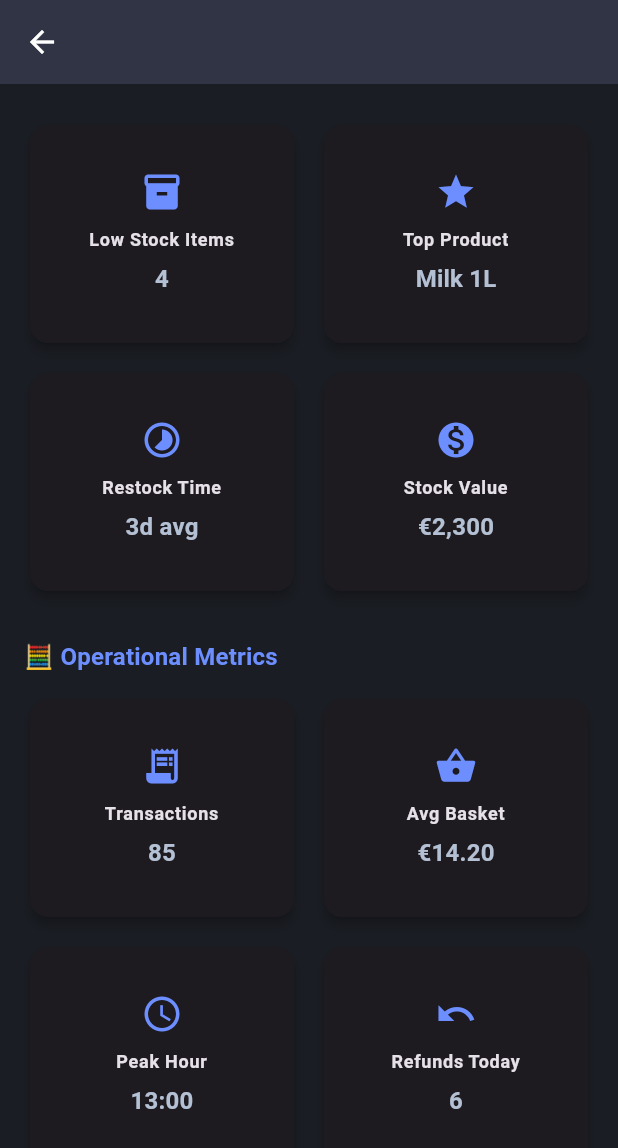
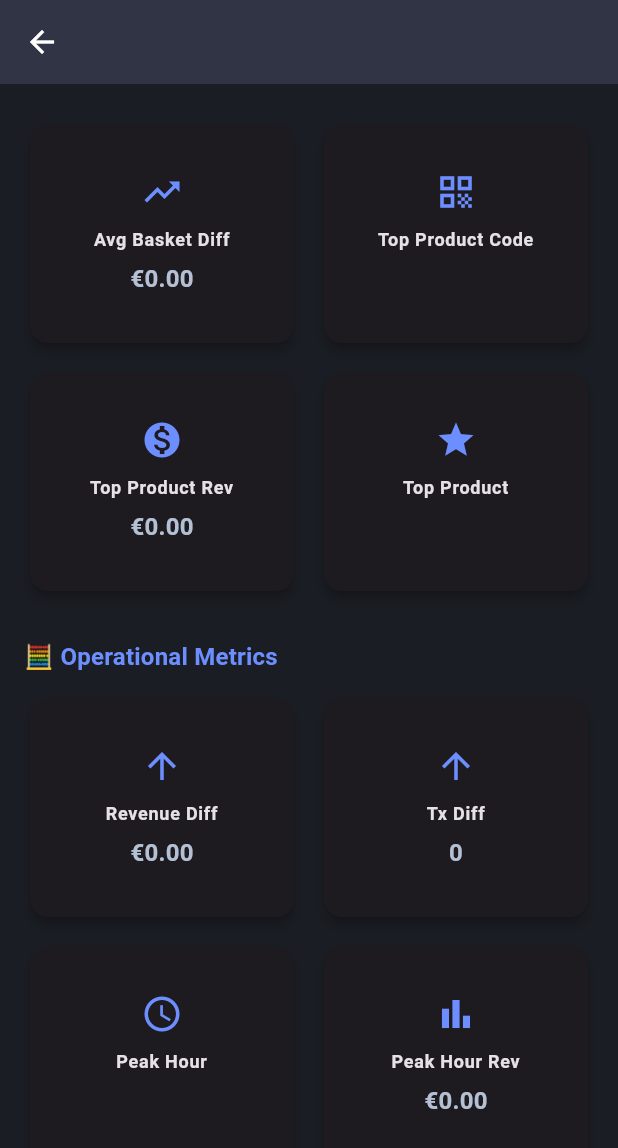
Before and after one commit to festimii/mobile, a Flutter app: the StoreDetailScreen screen opened directly with empty values, scrolled down 794 dp, on a phone screen of 412 x 824 dp. Shown: the top 1148 px of the screen. Run offline on Flutter 3.47's test engine with Material 3 defaults, Android fonts, the phone set to English and light mode, and no system bars; our stand-ins replace fl_chart, flutter_secure_storage, qr_flutter, shared_preferences; accounts and stored records are empty.

Commit message:
Populate store metrics from KPI endpoint

```diff
--- a/crm_retail_app/lib/features/dashboard/store_detail_screen.dart
+++ b/crm_retail_app/lib/features/dashboard/store_detail_screen.dart
@@ -2,60 +2,79 @@ import 'package:flutter/material.dart';
 import '../../models/dashboard_models.dart';
 
 class StoreDetailScreen extends StatelessWidget {
-  final StoreSales sales;
+  final StoreKpiMetrics metrics;
 
-  const StoreDetailScreen({super.key, required this.sales});
+  const StoreDetailScreen({super.key, required this.metrics});
 
   @override
   Widget build(BuildContext context) {
     final theme = Theme.of(context);
 
     final List<StoreKpi> salesKpis = [
+      StoreKpi('Revenue Today', '€${metrics.revenueToday.toStringAsFixed(2)}',
+          Icons.today),
+      StoreKpi('Revenue PY', '€${metrics.revenuePy.toStringAsFixed(2)}',
+          Icons.calendar_today),
       StoreKpi(
-        'Last Year',
-        '€${sales.lastYear.toStringAsFixed(2)}',
-        Icons.calendar_today,
+        'Revenue %',
+        '${metrics.revenuePct.toStringAsFixed(1)}%',
+        metrics.revenuePct >= 0
+            ? Icons.arrow_upward
+            : metrics.revenuePct < 0
+                ? Icons.arrow_downward
+                : Icons.remove,
       ),
-      StoreKpi(
-        'This Year',
-        '€${sales.thisYear.toStringAsFixed(2)}',
-        Icons.today,
-      ),
-      StoreKpi(
-        'Change',
-        '${sales.percentChange.toStringAsFixed(1)}%',
-        sales.percentChange > 0
-            ? Icons.arrow_upward
-            : sales.percentChange < 0
-            ? Icons.arrow_downward
-            : Icons.remove,
-      ),
-      StoreKpi('Revenue/Tx', '€14.20', Icons.calculate),
+      StoreKpi('Avg Basket',
+          '€${metrics.avgBasketToday.toStringAsFixed(2)}', Icons.shopping_basket),
     ];
 
     final List<StoreKpi> customerKpis = [
-      StoreKpi('Customers Today', '120', Icons.people),
-      StoreKpi('Repeat Rate', '36%', Icons.replay),
-      StoreKpi('Conversion Rate', '61%', Icons.show_chart),
-      StoreKpi('Avg Time Spent', '8m 20s', Icons.timer),
+      StoreKpi('Tx Today', metrics.txToday.toString(), Icons.receipt_long),
+      StoreKpi('Tx PY', metrics.txPy.toString(), Icons.history),
+      StoreKpi(
+        'Tx %',
+        '${metrics.txPct.toStringAsFixed(1)}%',
+        metrics.txPct >= 0
+            ? Icons.arrow_upward
+            : metrics.txPct < 0
+                ? Icons.arrow_downward
+                : Icons.remove,
+      ),
+      StoreKpi('Avg Basket PY',
+          '€${metrics.avgBasketPy.toStringAsFixed(2)}', Icons.shopping_basket_outlined),
     ];
 
     final List<StoreKpi> inventoryKpis = [
-      StoreKpi('Low Stock Items', '4', Icons.inventory_2),
-      StoreKpi('Top Product', 'Milk 1L', Icons.star),
-      StoreKpi('Restock Time', '3d avg', Icons.timelapse),
-      StoreKpi('Stock Value', '€2,300', Icons.monetization_on),
+      StoreKpi(
+        'Avg Basket Diff',
+        '€${metrics.avgBasketDiff.toStringAsFixed(2)}',
+        metrics.avgBasketDiff >= 0
+            ? Icons.trending_up
+            : Icons.trending_down,
+      ),
+      StoreKpi('Top Product Code', metrics.topArtCode, Icons.qr_code),
+      StoreKpi('Top Product Rev',
+          '€${metrics.topArtRevenue.toStringAsFixed(2)}', Icons.monetization_on),
+      StoreKpi('Top Product', metrics.topArtName, Icons.star),
     ];
 
     final List<StoreKpi> opsKpis = [
-      StoreKpi('Transactions', '85', Icons.receipt_long),
-      StoreKpi('Avg Basket', '€14.20', Icons.shopping_basket),
-      StoreKpi('Peak Hour', '13:00', Icons.access_time),
-      StoreKpi('Refunds Today', '6', Icons.undo),
+      StoreKpi('Revenue Diff',
+          '€${metrics.revenueDiff.toStringAsFixed(2)}',
+          metrics.revenueDiff >= 0
+              ? Icons.arrow_upward
+              : metrics.revenueDiff < 0
+                  ? Icons.arrow_downward
+                  : Icons.remove),
+      StoreKpi('Tx Diff', metrics.txDiff.toString(),
+          metrics.txDiff >= 0 ? Icons.arrow_upward : Icons.arrow_downward),
+      StoreKpi('Peak Hour', metrics.peakHourLabel, Icons.access_time),
+      StoreKpi('Peak Hour Rev',
+          '€${metrics.peakHourRevenue.toStringAsFixed(2)}', Icons.bar_chart),
     ];
 
     return Scaffold(
-      appBar: AppBar(title: Text(sales.store)),
+      appBar: AppBar(title: Text(metrics.storeName)),
       body: Padding(
         padding: const EdgeInsets.all(16),
         child: ListView(
--- a/crm_retail_app/lib/models/dashboard_models.dart
+++ b/crm_retail_app/lib/models/dashboard_models.dart
@@ -38,17 +38,89 @@ class RecentCustomer {
 
 /// Sales data per store for comparison tables.
 class StoreSales {
+  final int storeId;
   final String store;
   final double lastYear;
   final double thisYear;
 
   StoreSales({
+    required this.storeId,
     required this.store,
     required this.lastYear,
     required this.thisYear,
   });
 
   double get percentChange => ((thisYear - lastYear) / lastYear) * 100;
+}
+
+/// Detailed KPI metrics for a single store, populated from the
+/// `SP_GetStoreKPI` stored procedure on the backend.
+class StoreKpiMetrics {
+  final int storeId;
+  final String storeName;
+  final double revenueToday;
+  final double revenuePy;
+  final int txToday;
+  final int txPy;
+  final double avgBasketToday;
+  final double avgBasketPy;
+  final double revenueDiff;
+  final double revenuePct;
+  final int txDiff;
+  final double txPct;
+  final double avgBasketDiff;
+  final int peakHour;
+  final String peakHourLabel;
+  final double peakHourRevenue;
+  final String topArtCode;
+  final double topArtRevenue;
+  final String topArtName;
+
+  StoreKpiMetrics({
+    required this.storeId,
+    required this.storeName,
+    required this.revenueToday,
+    required this.revenuePy,
+    required this.txToday,
+    required this.txPy,
+    required this.avgBasketToday,
+    required this.avgBasketPy,
+    required this.revenueDiff,
+    required this.revenuePct,
+    required this.txDiff,
+    required this.txPct,
+    required this.avgBasketDiff,
+    required this.peakHour,
+    required this.peakHourLabel,
+    required this.peakHourRevenue,
+    required this.topArtCode,
+    required this.topArtRevenue,
+    required this.topArtName,
+  });
+
+  factory StoreKpiMetrics.fromJson(Map<String, dynamic> json) {
+    return StoreKpiMetrics(
+      storeId: json['storeId'] as int,
+      storeName: json['storeName'] as String,
+      revenueToday: (json['revenueToday'] as num).toDouble(),
+      revenuePy: (json['revenuePY'] as num).toDouble(),
+      txToday: (json['txToday'] as num).toInt(),
+      txPy: (json['txPY'] as num).toInt(),
+      avgBasketToday: (json['avgBasketToday'] as num).toDouble(),
+      avgBasketPy: (json['avgBasketPY'] as num).toDouble(),
+      revenueDiff: (json['revenueDiff'] as num).toDouble(),
+      revenuePct: (json['revenuePct'] as num).toDouble(),
+      txDiff: (json['txDiff'] as num).toInt(),
+      txPct: (json['txPct'] as num).toDouble(),
+      avgBasketDiff: (json['avgBasketDiff'] as num).toDouble(),
+      peakHour: (json['peakHour'] as num).toInt(),
+      peakHourLabel: json['peakHourLabel'] as String,
+      peakHourRevenue: (json['peakHourRevenue'] as num).toDouble(),
+      topArtCode: json['topArtCode'] as String,
+      topArtRevenue: (json['topArtRevenue'] as num).toDouble(),
+      topArtName: json['topArtName'] as String,
+    );
+  }
 }
 
 /// Aggregated payload returned from the backend for the dashboard screen.
--- a/crm_retail_app/lib/services/api_routes.dart
+++ b/crm_retail_app/lib/services/api_routes.dart
@@ -9,6 +9,7 @@ class ApiRoutes {
   static const register = '/auth/register';
   static const metrics = '/dashboard/metrics';
   static const storeSales = '/stores/sales';
+  static const storeKpi = '/stores/kpi';
   static const weeklySales = '/sales/weekly';
   static const hourlySales = '/sales/hourly';
   static const inventory = '/inventory';
```
Also changed, not shown: crm_retail_app/lib/features/dashboard/tabs/home_tab.dart (+10 -4 lines), crm_retail_app/lib/services/api_service.dart (+9 -0 lines), crm_retail_app/lib/services/mock_api_service.dart (+26 -0 lines).
